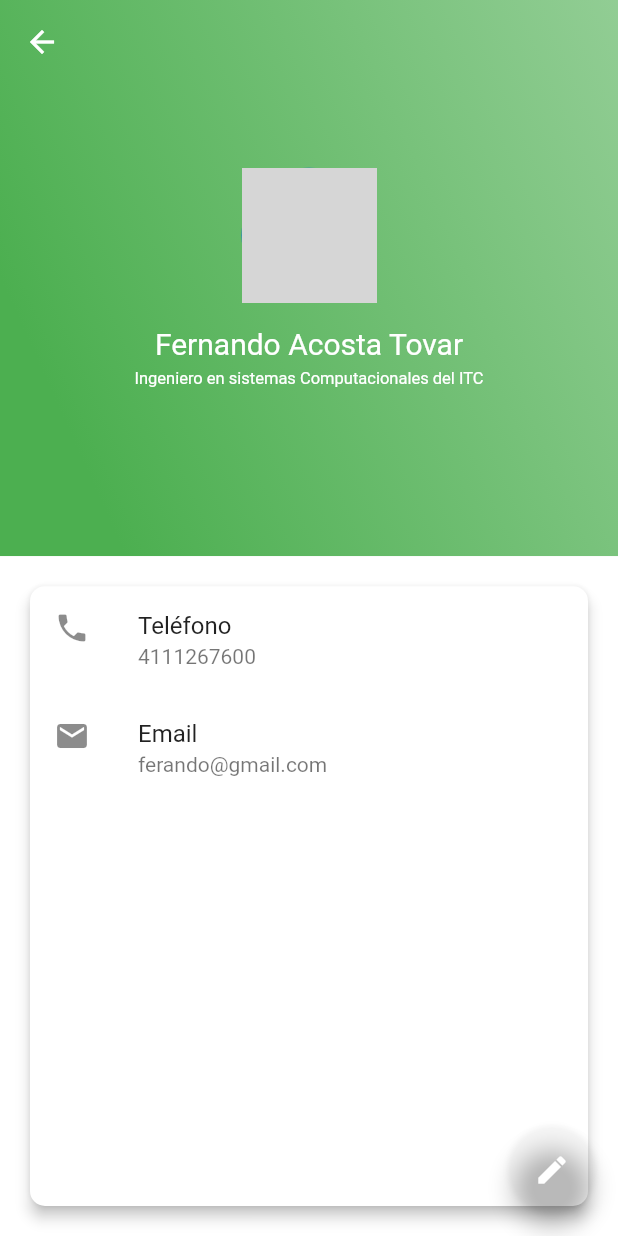
After one commit to FernandoAcTr/moviles_practica1, a Flutter app: the ProfilePage screen opened by its route, on a phone screen of 412 x 824 dp. The commit adds this screen. Run offline on Flutter 3.47's test engine with Material 2 defaults, Android fonts, the phone set to English and light mode, and no system bars; our stand-ins replace sqflite; missing offline and left inert: splash_screen_view; accounts and stored records are empty; network calls fail; grey boxes are pictures that could not be loaded.

Commit message:
Profile Page

```diff
--- a/lib/main.dart
+++ b/lib/main.dart
@@ -3,6 +3,7 @@ import 'package:practica2/routes.dart';
 import 'package:practica2/src/pages/add_note_page.dart';
 import 'package:practica2/src/pages/intenciones_screen.dart';
 import 'package:practica2/src/pages/notas_page.dart';
+import 'package:practica2/src/pages/profile_page.dart';
 import 'package:practica2/src/pages/splash_screen.dart';
 import 'package:practica2/src/pages/dashboard_page.dart';
 import 'package:practica2/src/pages/login_page.dart';
@@ -26,6 +27,7 @@ class MyApp extends StatelessWidget {
         Routes.intenciones: (_) => Intenciones(),
         Routes.notas: (_) => NotasPage(),
         Routes.agregar: (_) => AddNotePage(),
+        Routes.profile: (_) => ProfilePage(),
       },
     );
   }
--- a/lib/routes.dart
+++ b/lib/routes.dart
@@ -6,4 +6,5 @@ class Routes {
   static final intenciones = 'intenciones';
   static final notas = 'notas';
   static final agregar = 'agregar';
+  static final profile = 'profile';
 }
--- a/lib/src/pages/dashboard_page.dart
+++ b/lib/src/pages/dashboard_page.dart
@@ -8,6 +8,7 @@ class DashboradPage extends StatelessWidget {
       appBar: AppBar(
         title: Text('DASHBOARD'),
         backgroundColor: Theme.of(context).primaryColor,
+        brightness: Brightness.dark,
       ),
       drawer: Drawer(
         child: ListView(
@@ -15,10 +16,16 @@ class DashboradPage extends StatelessWidget {
             UserAccountsDrawerHeader(
               accountName: Text('ESC Fernando Acosta'),
               accountEmail: Text('fernando@gmail.com'),
-              currentAccountPicture: CircleAvatar(
-                backgroundImage: NetworkImage(
-                  'https://upload.wikimedia.org/wikipedia/commons/7/70/Ben_Affleck_by_Gage_Skidmore_3.jpg',
+              currentAccountPicture: GestureDetector(
+                child: Hero(
+                  tag: 'avatar',
+                  child: CircleAvatar(
+                    backgroundImage: NetworkImage(
+                      'https://upload.wikimedia.org/wikipedia/commons/7/70/Ben_Affleck_by_Gage_Skidmore_3.jpg',
+                    ),
+                  ),
                 ),
+                onTap: () => Navigator.pushNamed(context, Routes.profile),
               ),
             ),
             ListTile(
@@ -41,7 +48,7 @@ class DashboradPage extends StatelessWidget {
                 Navigator.pushNamed(context, Routes.intenciones);
               },
             ),
-             ListTile(
+            ListTile(
               title: Text('Notas'),
               subtitle: Text('CRUD de Notas'),
               leading: Icon(Icons.phone_android),
--- a/lib/src/pages/intenciones_screen.dart
+++ b/lib/src/pages/intenciones_screen.dart
@@ -14,6 +14,7 @@ class _IntencionesState extends State<Intenciones> {
     return Scaffold(
       appBar: AppBar(
         title: Text('Intenciones'),
+        brightness: Brightness.dark,
       ),
       body: ListView(
         children: [
--- a/lib/src/pages/notas_page.dart
+++ b/lib/src/pages/notas_page.dart
@@ -26,6 +26,7 @@ class _NotasPageState extends State<NotasPage> {
     return Scaffold(
       appBar: AppBar(
         title: Text('Gestión de notas'),
+        brightness: Brightness.dark,
         actions: [
           IconButton(onPressed: () => Navigator.pushNamed(context, Routes.agregar), icon: Icon(Icons.note_add)),
         ],
--- /dev/null
+++ b/lib/src/pages/profile_page.dart
@@ -0,0 +1,107 @@
+import 'package:flutter/material.dart';
+import 'package:flutter/services.dart';
+
+class ProfilePage extends StatelessWidget {
+  @override
+  Widget build(BuildContext context) {
+    return Scaffold(
+      extendBodyBehindAppBar: true,
+      appBar: AppBar(
+        backgroundColor: Colors.transparent,
+        elevation: 0,
+        automaticallyImplyLeading: true,
+        brightness: Brightness.dark,
+      ),
+      body: Stack(
+        children: [
+          _buildBackground(context),
+          _buildInfoLayer(context),
+        ],
+      ),
+      floatingActionButton: FloatingActionButton(
+        onPressed: () {},
+        child: Icon(Icons.edit),
+      ),
+    );
+  }
+
+  Column _buildInfoLayer(BuildContext context) {
+    return Column(
+      children: [
+        Container(
+          height: MediaQuery.of(context).size.height * 0.45,
+          child: Column(
+            mainAxisAlignment: MainAxisAlignment.center,
+            children: [
+              Hero(
+                tag: 'avatar',
+                child: CircleAvatar(
+                  radius: 45,
+                  backgroundImage: NetworkImage(
+                    'https://upload.wikimedia.org/wikipedia/commons/7/70/Ben_Affleck_by_Gage_Skidmore_3.jpg',
+                  ),
+                ),
+              ),
+              SizedBox(height: 16),
+              Text(
+                'Fernando Acosta Tovar',
+                style: TextStyle(color: Colors.white, fontSize: 20.0),
+              ),
+              SizedBox(height: 5),
+              Text(
+                'Ingeniero en sistemas Computacionales del ITC',
+                style: TextStyle(color: Colors.white, fontSize: 11.0),
+              ),
+            ],
+          ),
+        ),
+        Container(
+          height: MediaQuery.of(context).size.height * 0.55,
+          padding: EdgeInsets.all(16),
+          child: Card(
+            shape: RoundedRectangleBorder(borderRadius: BorderRadius.circular(10.0)),
+            elevation: 4,
+            child: Column(
+              children: [
+                ListTile(
+                  leading: Icon(Icons.phone),
+                  title: Text('Teléfono'),
+                  subtitle: Text('4111267600'),
+                ),
+                ListTile(
+                  leading: Icon(Icons.email),
+                  title: Text('Email'),
+                  subtitle: Text('ferando@gmail.com'),
+                ),
+              ],
+            ),
+          ),
+        ),
+      ],
+    );
+  }
+
+  Column _buildBackground(BuildContext context) {
+    return Column(
+      children: [
+        Container(
+          height: MediaQuery.of(context).size.height * 0.45,
+          decoration: BoxDecoration(
+            gradient: LinearGradient(
+              begin: Alignment.centerLeft,
+              end: Alignment.topRight,
+              colors: [
+                Color.fromRGBO(76, 175, 80, 1),
+                Color.fromRGBO(76, 175, 80, 0.6),
+              ],
+            ),
+          ),
+        ),
+        Container(
+          color: Colors.white,
+          height: MediaQuery.of(context).size.height * 0.55,
+        ),
+      ],
+    );
+  }
+}
--- a/lib/src/pages/propinas_screen.dart
+++ b/lib/src/pages/propinas_screen.dart
@@ -8,6 +8,7 @@ class Propinas extends StatelessWidget {
     return Scaffold(
       appBar: AppBar(
         title: Text('Propinas'),
+        brightness: Brightness.dark,
       ),
       body: Padding(
         padding: const EdgeInsets.all(16),
```
